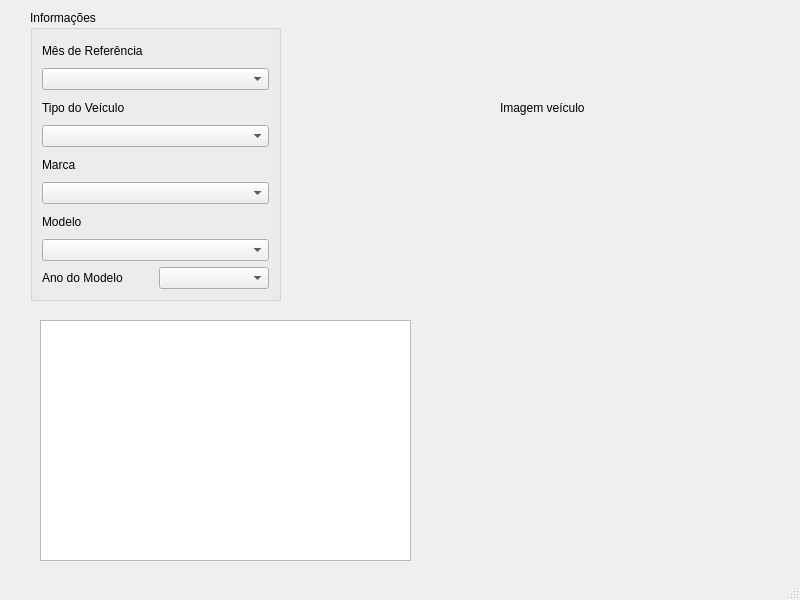
Above: mainwindow.ui from walter-agostinho/Vehicle_Searching before the change. Below: the same form after it.
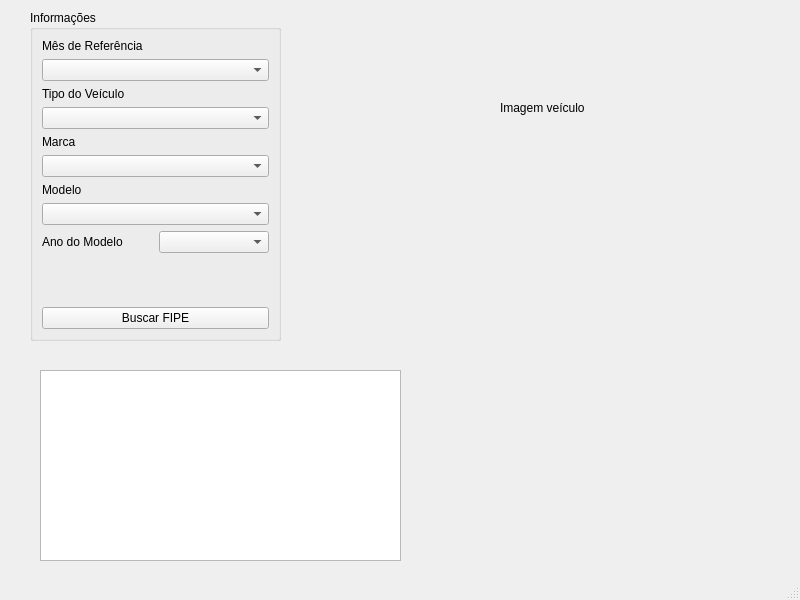
That is the form after the change.

What changed in the file:
```diff
--- a/mainwindow.ui
+++ b/mainwindow.ui
@@ -33,7 +33,7 @@
       <x>30</x>
       <y>10</y>
       <width>251</width>
-      <height>291</height>
+      <height>331</height>
      </rect>
     </property>
     <property name="title">
@@ -94,15 +94,35 @@
        </item>
       </layout>
      </item>
+     <item>
+      <spacer name="verticalSpacer">
+       <property name="orientation">
+        <enum>Qt::Vertical</enum>
+       </property>
+       <property name="sizeHint" stdset="0">
+        <size>
+         <width>20</width>
+         <height>40</height>
+        </size>
+       </property>
+      </spacer>
+     </item>
+     <item>
+      <widget class="QPushButton" name="searchFipeButton">
+       <property name="text">
+        <string>Buscar FIPE</string>
+       </property>
+      </widget>
+     </item>
     </layout>
    </widget>
    <widget class="QPlainTextEdit" name="vehiclePlainTextEdit">
     <property name="geometry">
      <rect>
       <x>40</x>
-      <y>320</y>
-      <width>371</width>
-      <height>241</height>
+      <y>370</y>
+      <width>361</width>
+      <height>191</height>
      </rect>
     </property>
    </widget>
```
